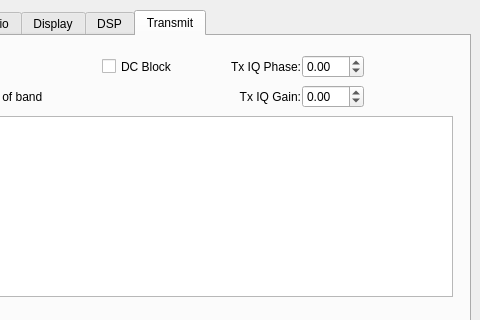
The window that trunk/src/QtRadio/Configure.ui (alexlee188/ghpsdr3-alex) describes before a commit, drawn with Qt 5; both pictures show x 160 to 640 and y 0 to 320 of the 640 by 431 pixel window.
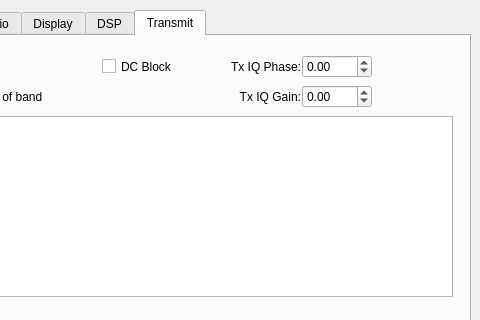
The same window after the commit. The open tabs and pages were chosen to show the change.

```diff
--- a/trunk/src/QtRadio/Configure.ui
+++ b/trunk/src/QtRadio/Configure.ui
@@ -2105,12 +2105,15 @@
       <rect>
        <x>450</x>
        <y>19</y>
-       <width>62</width>
+       <width>70</width>
        <height>23</height>
       </rect>
      </property>
      <property name="minimum">
-      <double>-99.000000000000000</double>
+      <double>-400.000000000000000</double>
+     </property>
+     <property name="maximum">
+      <double>400.000000000000000</double>
      </property>
     </widget>
     <widget class="QLabel" name="label_36">
@@ -2150,12 +2153,15 @@
       <rect>
        <x>450</x>
        <y>49</y>
-       <width>62</width>
+       <width>70</width>
        <height>23</height>
       </rect>
      </property>
      <property name="minimum">
-      <double>-99.000000000000000</double>
+      <double>-500.000000000000000</double>
+     </property>
+     <property name="maximum">
+      <double>500.000000000000000</double>
      </property>
     </widget>
    </widget>
```
